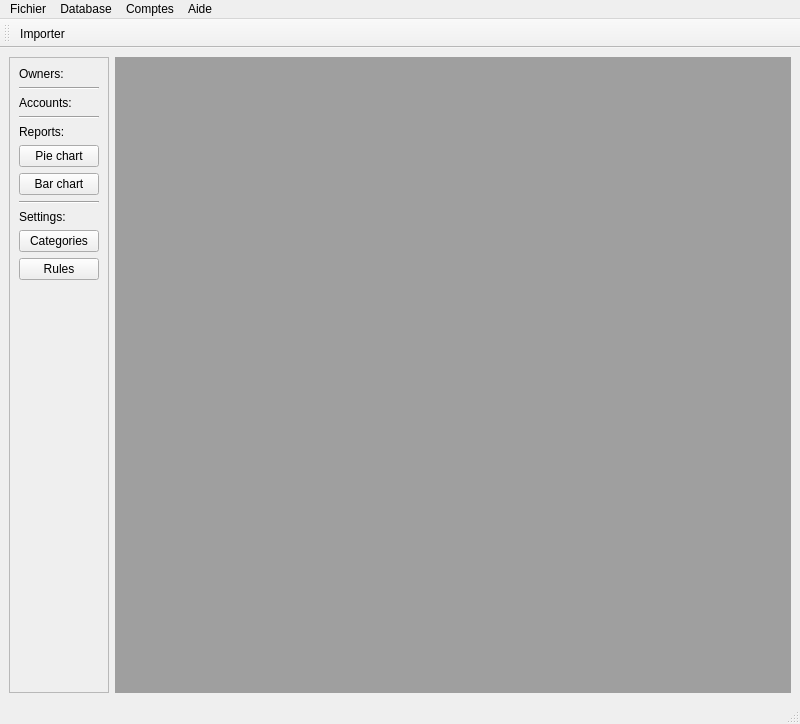
KindVador/Accountancy, file src/ui/mainwindow.ui: the form before one commit.
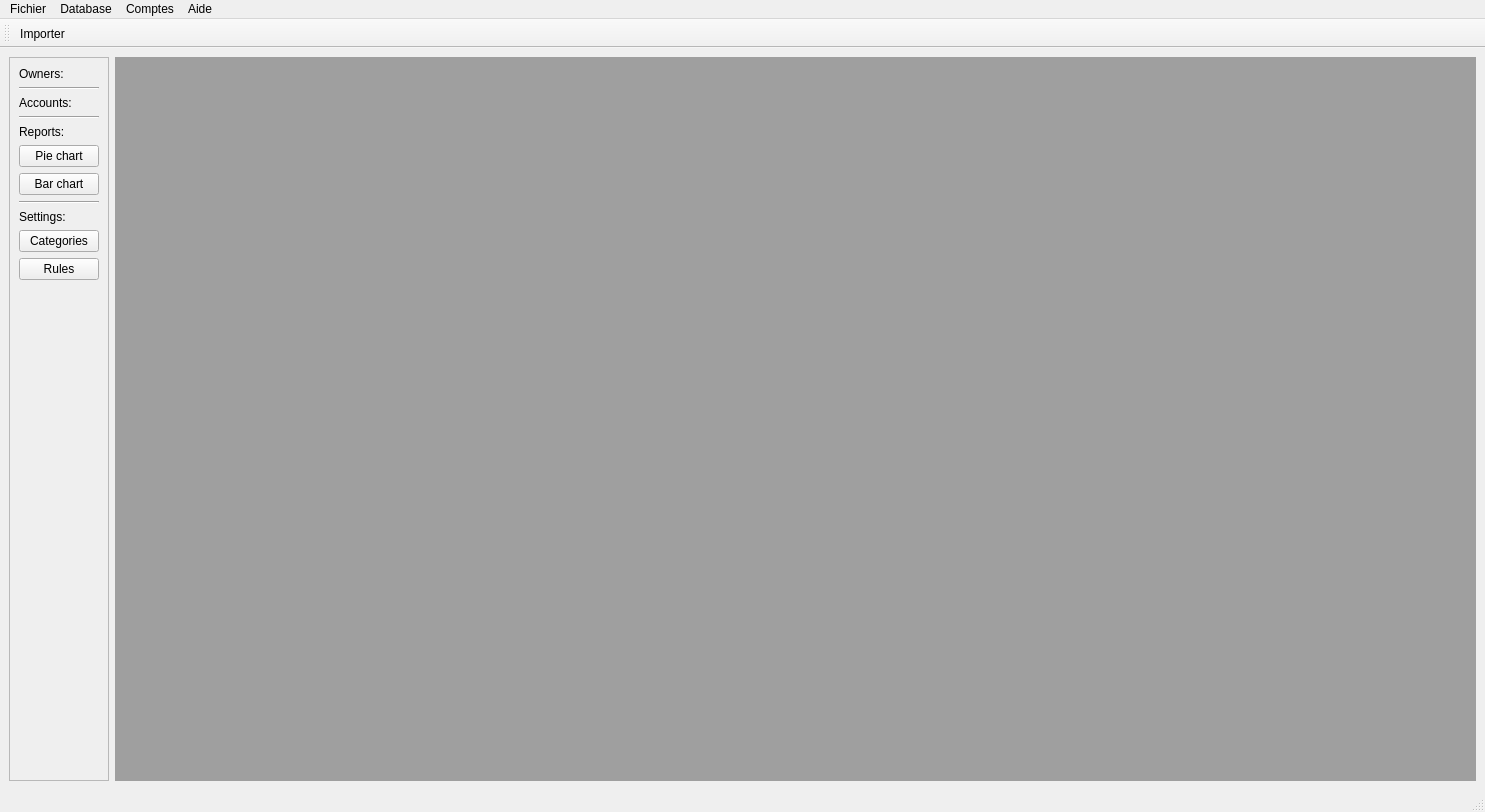
The form after the commit. Icons and pictures are not drawn.

```diff
--- a/src/ui/mainwindow.ui
+++ b/src/ui/mainwindow.ui
@@ -6,8 +6,8 @@
    <rect>
     <x>0</x>
     <y>0</y>
-    <width>800</width>
-    <height>724</height>
+    <width>1485</width>
+    <height>812</height>
    </rect>
   </property>
   <property name="windowTitle">
@@ -143,7 +143,7 @@
     <rect>
      <x>0</x>
      <y>0</y>
-     <width>800</width>
+     <width>1485</width>
      <height>24</height>
     </rect>
    </property>
```
Left out of the diff: 2 changed lines with no effect on the pictures.
